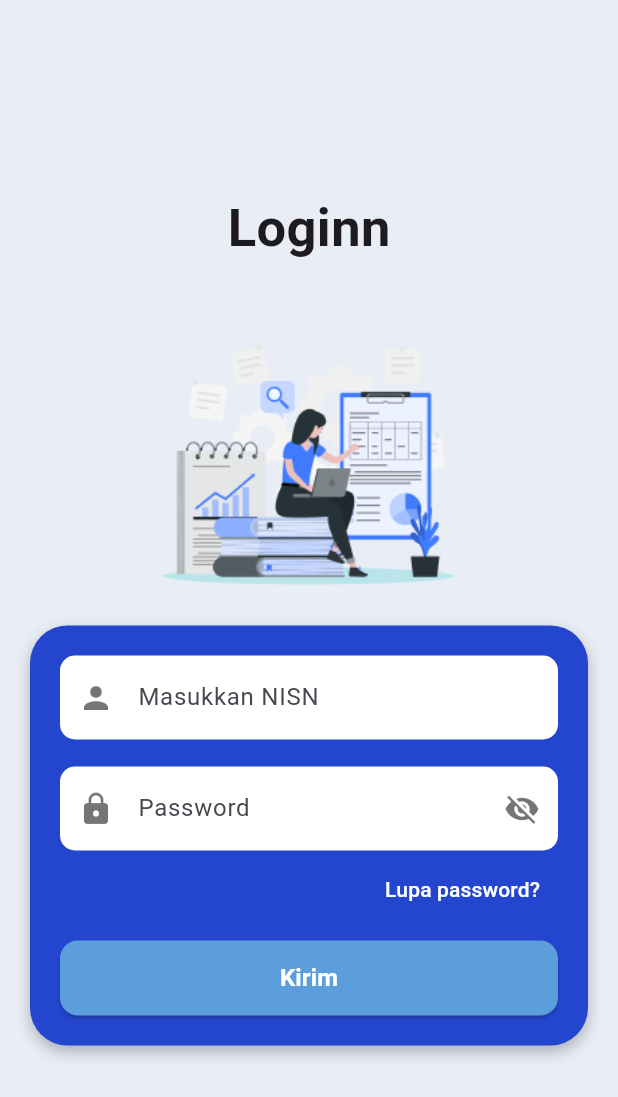
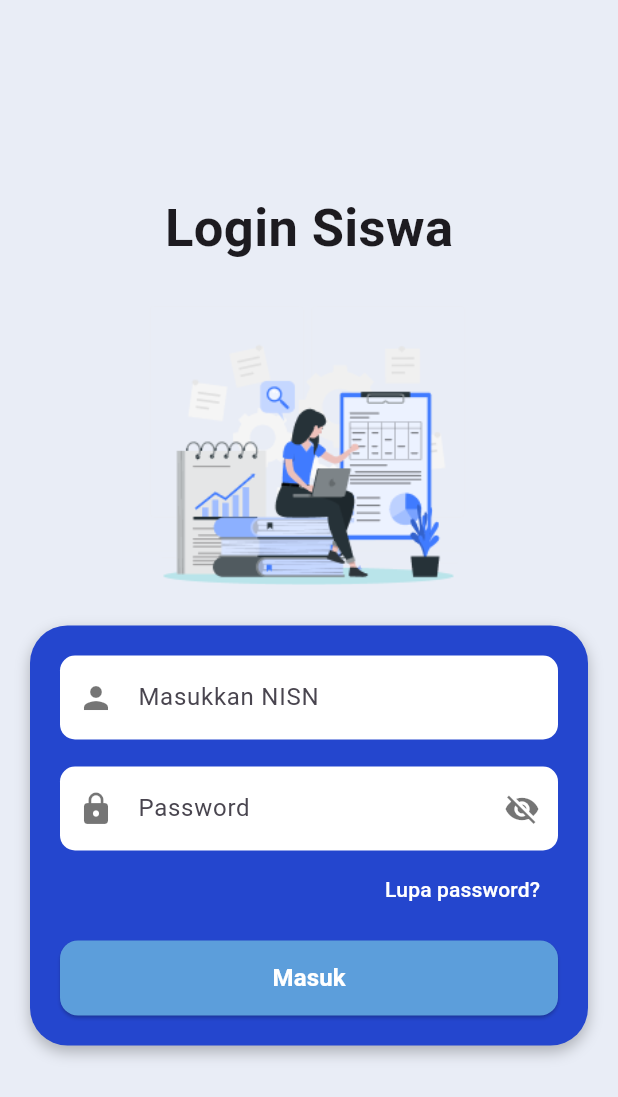
Before and after one commit to dijaa10/esaturasi_mobile, a Flutter app: the Login screen opened directly, on a phone screen of 412 x 824 dp. Shown: the top 1097 px of the screen. Run offline on Flutter 3.47's test engine with Material 3 defaults, Android fonts, the phone set to English and light mode, and no system bars; our stand-ins replace shared_preferences; accounts and stored records are empty; network calls fail; Roboto replaces fonts that are missing (Poppins).

Commit message:
Update Login,

```diff
--- a/lib/login.dart
+++ b/lib/login.dart
@@ -1,16 +1,113 @@
 import 'package:flutter/material.dart';
+import 'package:http/http.dart' as http;
+import 'dart:convert';
+import 'package:shared_preferences/shared_preferences.dart';
 import 'beranda.dart';
 
 class Login extends StatefulWidget {
-  const Login({Key? key}) : super(key: key);
-
   @override
-  State<Login> createState() => _LoginState();
+  _LoginState createState() => _LoginState();
 }
 
 class _LoginState extends State<Login> {
+  final TextEditingController nisnController = TextEditingController();
+  final TextEditingController passwordController = TextEditingController();
   bool _obscureText = true;
+  bool _isLoading = false;
 
+  // Fungsi untuk melakukan login
+  Future<void> login() async {
+    // Ganti URL sesuai dengan alamat API Laravel Anda
+    const String url = 'http://127.0.0.1:8000/api/siswa/login';
+
+    setState(() {
+      _isLoading = true;
+    });
+
+    try {
+      // Kirim request ke API Laravel
+      final response = await http.post(
+        Uri.parse(url),
+        headers: {
+          'Content-Type': 'application/json',
+          'Accept': 'application/json',
+        },
+        body: json.encode({
+          'nisn': nisnController.text,
+          'password': passwordController.text,
+        }),
+      );
+
+      print("Status Code: ${response.statusCode}");
+      print("Response Body: ${response.body}");
+
+      if (response.statusCode == 200) {
+        final data = json.decode(response.body);
+
+        if (data['status'] == 'success') {
+          // Simpan token dan data siswa ke SharedPreferences
+          await saveUserData(data);
+
+          // Navigasi ke halaman beranda
+          Navigator.pushReplacement(
+            context,
+            MaterialPageRoute(builder: (context) => Beranda()),
+          );
+        } else {
+          // Tampilkan pesan error dari API
+          showErrorSnackbar(data['message'] ?? 'Login gagal');
+        }
+      } else if (response.statusCode == 401) {
+        showErrorSnackbar('NISN atau password salah');
+      } else {
+        // Tampilkan error umum
+        showErrorSnackbar('Gagal menghubungi server (${response.statusCode})');
+      }
+    } catch (e) {
+      print("Error during login: $e");
+      showErrorSnackbar('Terjadi kesalahan. Periksa koneksi internet Anda!');
+    } finally {
+      setState(() {
+        _isLoading = false;
+      });
+    }
+  }
+
+  // Menyimpan data user setelah login berhasil
+  Future<void> saveUserData(Map<String, dynamic> data) async {
+    final prefs = await SharedPreferences.getInstance();
+
+    // Simpan token autentikasi
+    if (data['token'] != null) {
+      await prefs.setString('token', data['token']);
+    }
+
+    // Simpan data siswa
+    if (data['siswa'] != null) {
+      await prefs.setString('siswa_id', data['siswa']['id'].toString());
+      await prefs.setString('nisn', data['siswa']['nisn']);
+      await prefs.setString('nama', data['siswa']['nama']);
+      await prefs.setString('kelas_id', data['siswa']['kelas_id'].toString());
+      await prefs.setString(
+          'jurusan_id', data['siswa']['jurusan_id'].toString());
+    }
+
+    // Set status login
+    await prefs.setBool('isLoggedIn', true);
+  }
+
+  // Menampilkan pesan error
+  void showErrorSnackbar(String message) {
+    ScaffoldMessenger.of(context).showSnackBar(
+      SnackBar(
+        content: Text(message),
+        backgroundColor: Colors.red,
+        duration: Duration(seconds: 3),
+      ),
+    );
+  }
+
+  // Toggle visibility password
   void _togglePasswordVisibility() {
     setState(() {
       _obscureText = !_obscureText;
@@ -29,7 +126,7 @@ class _LoginState extends State<Login> {
               mainAxisAlignment: MainAxisAlignment.center,
               children: [
                 const Text(
-                  "Loginn",
+                  "Login Siswa",
                   style: TextStyle(
                     fontSize: 35,
                     fontWeight: FontWeight.bold,
@@ -54,14 +151,51 @@ class _LoginState extends State<Login> {
                   ),
                   child: Column(
                     children: [
-                      _buildTextField(Icons.person, 'Masukkan NISN', false),
+                      TextField(
+                        controller: nisnController,
+                        keyboardType: TextInputType.number,
+                        decoration: InputDecoration(
+                          filled: true,
+                          fillColor: Colors.white,
+                          prefixIcon: Icon(Icons.person, color: Colors.black54),
+                          hintText: 'Masukkan NISN',
+                          border: OutlineInputBorder(
+                            borderRadius: BorderRadius.circular(10),
+                            borderSide: BorderSide.none,
+                          ),
+                        ),
+                      ),
                       const SizedBox(height: 18),
-                      _buildPasswordField(),
+                      TextField(
+                        controller: passwordController,
+                        obscureText: _obscureText,
+                        decoration: InputDecoration(
+                          filled: true,
+                          fillColor: Colors.white,
+                          prefixIcon: Icon(Icons.lock, color: Colors.black54),
+                          suffixIcon: GestureDetector(
+                            onTap: _togglePasswordVisibility,
+                            child: Icon(
+                              _obscureText
+                                  ? Icons.visibility_off
+                                  : Icons.visibility,
+                              color: Colors.black54,
+                            ),
+                          ),
+                          hintText: 'Password',
+                          border: OutlineInputBorder(
+                            borderRadius: BorderRadius.circular(10),
+                            borderSide: BorderSide.none,
+                          ),
+                        ),
+                      ),
                       const SizedBox(height: 2),
                       Align(
                         alignment: Alignment.centerRight,
                         child: TextButton(
-                          onPressed: () {},
+                          onPressed: () {
+                            // Tambahkan fungsi lupa password di sini
+                          },
                           child: const Text(
                             'Lupa password?',
                             style: TextStyle(color: Colors.white),
@@ -70,12 +204,7 @@ class _LoginState extends State<Login> {
                       ),
                       const SizedBox(height: 10),
                       ElevatedButton(
-                        onPressed: () {
-                          Navigator.pushReplacement(
-                            context,
-                            MaterialPageRoute(builder: (context) => Beranda()),
-                          );
-                        },
+                        onPressed: _isLoading ? null : login,
                         style: ElevatedButton.styleFrom(
                           backgroundColor: const Color(0xFF5C9EDB),
                           shape: RoundedRectangleBorder(
@@ -83,8 +212,13 @@ class _LoginState extends State<Login> {
                           ),
                           minimumSize: const Size(double.infinity, 50),
                         ),
-                        child: const Text(
-                          'Kirim',
+                        child: _isLoading
+                            ? CircularProgressIndicator(
+                                valueColor:
+                                    AlwaysStoppedAnimation<Color>(Colors.white),
+                              )
+                            : const Text(
+                                'Masuk',
                                 style: TextStyle(
                                   fontSize: 16,
                                   fontWeight: FontWeight.bold,
@@ -102,43 +236,4 @@ class _LoginState extends State<Login> {
       ),
     );
   }
-
-  Widget _buildTextField(IconData icon, String hintText, bool obscureText) {
-    return TextField(
-      obscureText: obscureText,
-      decoration: InputDecoration(
-        filled: true,
-        fillColor: Colors.white,
-        prefixIcon: Icon(icon, color: Colors.black54),
-        hintText: hintText,
-        border: OutlineInputBorder(
-          borderRadius: BorderRadius.circular(10),
-          borderSide: BorderSide.none,
-        ),
-      ),
-    );
 }
-
-  Widget _buildPasswordField() {
-    return TextField(
-      obscureText: _obscureText,
-      decoration: InputDecoration(
-        filled: true,
-        fillColor: Colors.white,
-        prefixIcon: const Icon(Icons.lock, color: Colors.black54),
-        suffixIcon: GestureDetector(
-          onTap: _togglePasswordVisibility,
-          child: Icon(
-            _obscureText ? Icons.visibility_off : Icons.visibility,
-            color: Colors.black54,
-          ),
-        ),
-        hintText: 'Password',
-        border: OutlineInputBorder(
-          borderRadius: BorderRadius.circular(10),
-          borderSide: BorderSide.none,
-        ),
-      ),
-    );
-  }
-}
--- a/lib/main.dart
+++ b/lib/main.dart
@@ -14,7 +14,7 @@ class MyApp extends StatelessWidget {
     return MaterialApp(
       debugShowCheckedModeBanner: false,
       title: 'Aplikasi E-Saturasi',
-      home: HalamanActivity(),
+      home: Login(),
     );
   }
 }
--- /dev/null
+++ b/lib/model/siswa.dart
@@ -0,0 +1,116 @@
+class Siswa {
+  final int id;
+  final String nisn;
+  final String nama;
+  final String tanggalLahir;
+  final String tempatLahir;
+  final int kelasId;
+  final int jurusanId;
+  final String jenisKelamin;
+  final String alamat;
+  final String fotoProfil;
+  final String tahunMasuk;
+  final String status;
+  final String email;
+  final String? emailVerifiedAt; // Nullable
+  final String createdAt;
+  final String updatedAt;
+  final Kelas kelas;
+  final Jurusan jurusan;
+
+  Siswa({
+    required this.id,
+    required this.nisn,
+    required this.nama,
+    required this.tanggalLahir,
+    required this.tempatLahir,
+    required this.kelasId,
+    required this.jurusanId,
+    required this.jenisKelamin,
+    required this.alamat,
+    required this.fotoProfil,
+    required this.tahunMasuk,
+    required this.status,
+    required this.email,
+    this.emailVerifiedAt, // Nullable
+    required this.createdAt,
+    required this.updatedAt,
+    required this.kelas,
+    required this.jurusan,
+  });
+
+  factory Siswa.fromJson(Map<String, dynamic> json) {
+    return Siswa(
+      id: json['id'],
+      nisn: json['nisn'] ?? "",
+      nama: json['nama'] ?? "",
+      tanggalLahir: json['tanggal_lahir'] ?? "",
+      tempatLahir: json['tempat_lahir'] ?? "",
+      kelasId: json['kelas_id'] ?? 0,
+      jurusanId: json['jurusan_id'] ?? 0,
+      jenisKelamin: json['jenis_kelamin'] ?? "",
+      alamat: json['alamat'] ?? "",
+      fotoProfil: json['foto_profil'] ?? "",
+      tahunMasuk: json['tahun_masuk'] ?? "",
+      status: json['status'] ?? "",
+      email: json['email'] ?? "",
+      emailVerifiedAt: json['email_verified_at']?.toString(), // Nullable
+      createdAt: json['created_at'] ?? "",
+      updatedAt: json['updated_at'] ?? "",
+      kelas: Kelas.fromJson(json['kelas'] ?? {}),
+      jurusan: Jurusan.fromJson(json['jurusan'] ?? {}),
+    );
+  }
+}
+
+class Kelas {
+  final int id;
+  final String namaKelas;
+  final int jurusanId;
+  final String createdAt;
+  final String updatedAt;
+
+  Kelas({
+    required this.id,
+    required this.namaKelas,
+    required this.jurusanId,
+    required this.createdAt,
+    required this.updatedAt,
+  });
+
+  factory Kelas.fromJson(Map<String, dynamic> json) {
+    return Kelas(
+      id: json['id'] ?? 0,
+      namaKelas: json['nama_kelas'] ?? "",
+      jurusanId: json['jurusan_id'] ?? 0,
+      createdAt: json['created_at'] ?? "",
+      updatedAt: json['updated_at'] ?? "",
+    );
+  }
+}
+
+class Jurusan {
+  final int id;
+  final String kodeJurusan;
+  final String namaJurusan;
+  final String createdAt;
+  final String updatedAt;
+
+  Jurusan({
+    required this.id,
+    required this.kodeJurusan,
+    required this.namaJurusan,
+    required this.createdAt,
+    required this.updatedAt,
+  });
+
+  factory Jurusan.fromJson(Map<String, dynamic> json) {
+    return Jurusan(
+      id: json['id'] ?? 0,
+      kodeJurusan: json['kode_jurusan'] ?? "",
+      namaJurusan: json['nama_jurusan'] ?? "",
+      createdAt: json['created_at'] ?? "",
+      updatedAt: json['updated_at'] ?? "",
+    );
+  }
+}
--- a/pubspec.yaml
+++ b/pubspec.yaml
@@ -13,6 +13,8 @@ dependencies:
     sdk: flutter
 
   cupertino_icons: ^1.0.8
+  http: ^0.13.4
+  shared_preferences: ^2.5.2
 
 dev_dependencies:
   flutter_test:
```
Also changed, not shown: lib/artikel.dart (+64 -38 lines), lib/detail_artikel_screen.dart (+43 -15 lines), lib/model/pengumuman.dart (added, +22 -0 lines), lib/service/auth_service.dart (added, +36 -0 lines), pubspec.lock, 1 other file. Lines whose indentation alone changed are shown as unchanged.
